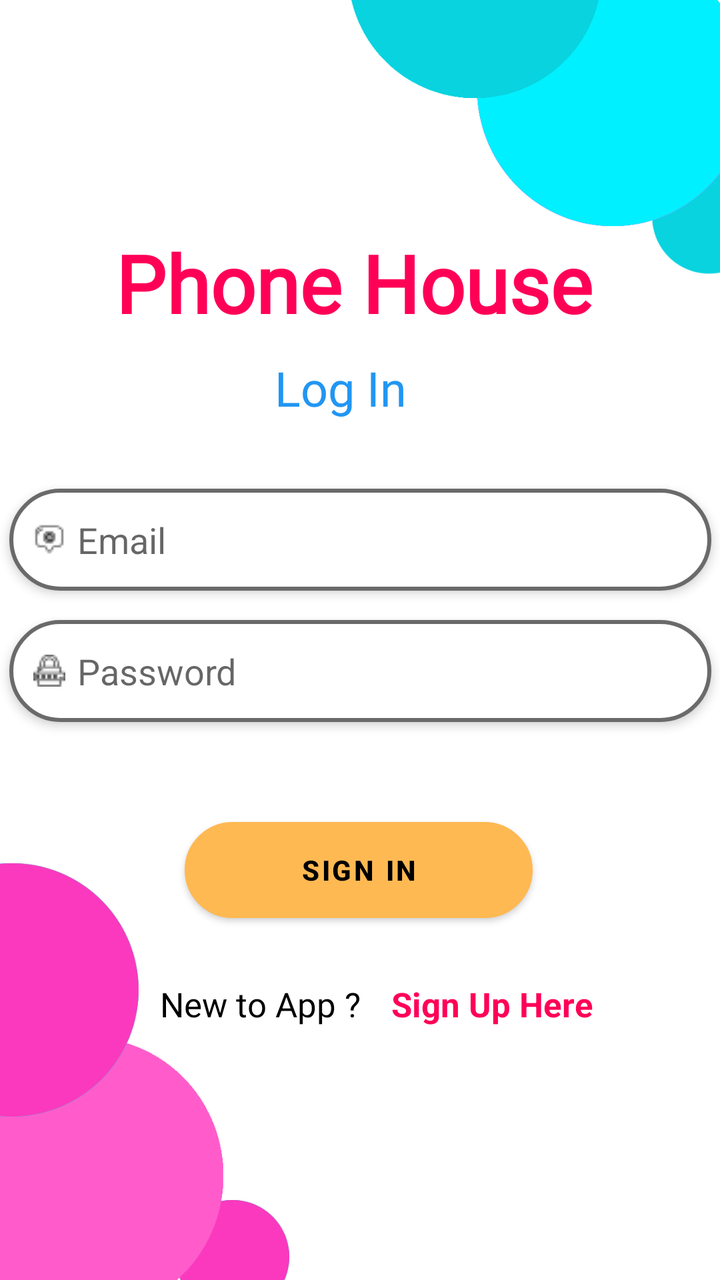
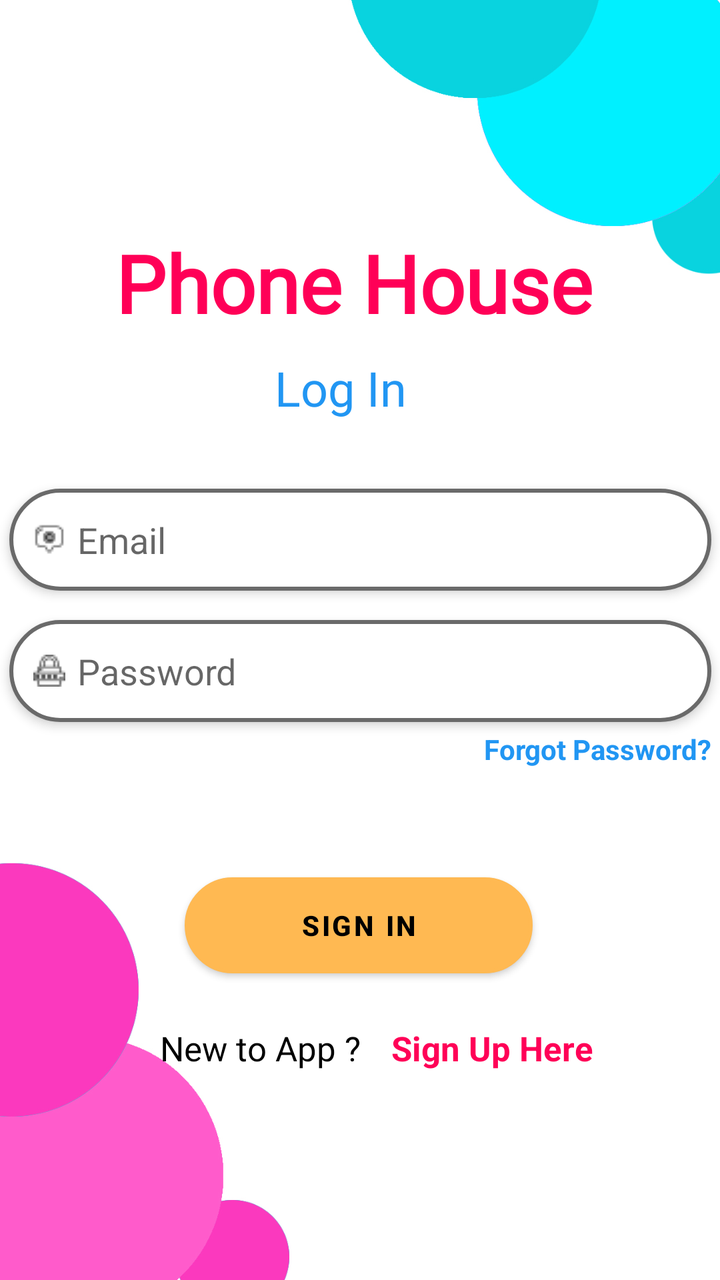

Compare the two renders of this Android layout. The source of the first and the diff that turns it into the second are given below.
<!-- AndroidManifest.xml: application theme Theme.ECommerceApp -->
<!-- res/layout/activity_login.xml -->
<?xml version="1.0" encoding="utf-8"?>
<androidx.constraintlayout.widget.ConstraintLayout xmlns:android="http://schemas.android.com/apk/res/android"
    xmlns:app="http://schemas.android.com/apk/res-auto"
    xmlns:tools="http://schemas.android.com/tools"
    android:layout_width="match_parent"
    android:layout_height="match_parent"
    android:background="@drawable/designlogin2"
    tools:context=".activities.LoginActivity">

    <TextView
        android:id="@+id/textView"
        android:layout_width="84dp"
        android:layout_height="38dp"
        android:fontFamily="@font/aclonica"
        android:text="Log In"
        android:textColor="@color/skyblue"
        android:textSize="24sp"
        app:layout_constraintBottom_toBottomOf="parent"
        app:layout_constraintEnd_toEndOf="parent"
        app:layout_constraintHorizontal_bias="0.498"
        app:layout_constraintStart_toStartOf="parent"
        app:layout_constraintTop_toTopOf="parent"
        app:layout_constraintVertical_bias="0.295" />

    <TextView
        android:id="@+id/textView2"
        android:layout_width="244dp"
        android:layout_height="52dp"
        android:fontFamily="@font/baskervville"
        android:text="Phone House"
        android:textColor="@color/pink"
        android:textSize="40sp"
        android:textStyle="bold"
        app:layout_constraintBottom_toBottomOf="parent"
        app:layout_constraintEnd_toEndOf="parent"
        app:layout_constraintHorizontal_bias="0.497"
        app:layout_constraintStart_toStartOf="parent"
        app:layout_constraintTop_toTopOf="parent"
        app:layout_constraintVertical_bias="0.195" />

    <EditText
        android:id="@+id/email"
        android:layout_width="351dp"
        android:layout_height="51dp"
        android:layout_marginTop="10dp"
        android:background="@drawable/edit_text_bg"
        android:drawableLeft="@drawable/mail"
        android:drawablePadding="6dp"
        android:elevation="3dp"
        android:ems="10"
        android:hint="Email"
        android:inputType="textPersonName"
        android:padding="12dp"
        android:text=""
        app:layout_constraintBottom_toBottomOf="parent"
        app:layout_constraintEnd_toEndOf="parent"
        app:layout_constraintStart_toStartOf="parent"
        app:layout_constraintTop_toBottomOf="@+id/textView"
        app:layout_constraintVertical_bias="0.051"
        app:layout_constraintWidth_percent=".8"
        tools:ignore="MissingConstraints" />

    <EditText
        android:id="@+id/password"
        android:layout_width="351dp"
        android:layout_height="51dp"
        android:background="@drawable/edit_text_bg"
        android:drawableLeft="@drawable/padlock"
        android:drawablePadding="6dp"
        android:elevation="3dp"
        android:ems="10"
        android:hint="Password"
        android:inputType="textPersonName"
        android:padding="12dp"
        android:password="true"
        android:text=""
        app:layout_constraintBottom_toBottomOf="parent"
        app:layout_constraintEnd_toEndOf="parent"
        app:layout_constraintStart_toStartOf="parent"
        app:layout_constraintTop_toBottomOf="@+id/email"
        app:layout_constraintVertical_bias="0.05"
        app:layout_constraintWidth_percent=".8"
        tools:ignore="MissingConstraints" />

    <Button
        android:id="@+id/button"
        android:layout_width="174dp"
        android:layout_height="48dp"
        android:layout_marginTop="50dp"
        android:background="@drawable/edittext_bg"
        android:backgroundTint="@color/pink"
        android:text="Sign In"
        android:textStyle="bold"
        android:onClick="signin"
        app:layout_constraintBottom_toBottomOf="parent"
        app:layout_constraintEnd_toEndOf="parent"
        app:layout_constraintHorizontal_bias="0.497"
        app:layout_constraintStart_toStartOf="parent"
        app:layout_constraintTop_toBottomOf="@+id/password"
        app:layout_constraintVertical_bias="0.0" />

    <TextView
        android:id="@+id/textView3"
        android:layout_width="wrap_content"
        android:layout_height="wrap_content"
        android:text="New to App ?"
        android:textColor="@color/black"
        android:textSize="17sp"
        app:layout_constraintVertical_bias=".2"
        app:layout_constraintHorizontal_bias=".3"
        app:layout_constraintBottom_toBottomOf="parent"
        app:layout_constraintEnd_toEndOf="@+id/password"
        app:layout_constraintStart_toStartOf="@+id/password"
        app:layout_constraintTop_toBottomOf="@+id/button" />

    <TextView
        android:id="@+id/textView4"
        android:layout_width="112dp"
        android:layout_height="22dp"
        android:layout_marginBottom="76dp"
        android:onClick="tosignup"
        android:text="Sign Up Here"
        android:textColor="@color/pink"
        android:textSize="17sp"
        android:textStyle="bold"
        app:layout_constraintBottom_toBottomOf="parent"
        app:layout_constraintEnd_toEndOf="@+id/password"
        app:layout_constraintHorizontal_bias="0.241"
        app:layout_constraintStart_toEndOf="@+id/textView3"
        app:layout_constraintTop_toTopOf="@+id/textView3"
        app:layout_constraintVertical_bias="0.0" />

</androidx.constraintlayout.widget.ConstraintLayout>
<!-- resources referenced by this layout -->
<resources>
  <color name="black">#FF000000</color>
  <color name="pink">#FF0057</color>
  <color name="skyblue">#2196F3</color>
  <!-- drawable designlogin2: jpg bitmap (drawable, 237611 bytes) -->
  <!-- drawable edit_text_bg (drawable) -->
  <?xml version="1.0" encoding="utf-8"?>
  <shape xmlns:android="http://schemas.android.com/apk/res/android">
  
      <corners android:radius="50dp"/>
      <solid android:color="@color/white"/>
      <stroke android:color="#6a6a6a" android:width="2dp"/>
  </shape>
  <!-- drawable edittext_bg (drawable) -->
  <?xml version="1.0" encoding="utf-8"?>
  <shape xmlns:android="http://schemas.android.com/apk/res/android">
  
      <solid android:color="@color/white"/>
      <corners android:radius="50dp"/>
      <stroke android:color="@color/pink" android:width="2dp"/>
  
  </shape>
  <!-- drawable mail: png bitmap (drawable, 380 bytes) -->
  <!-- drawable padlock: png bitmap (drawable, 455 bytes) -->
  <style name="Theme.ECommerceApp" parent="Theme.MaterialComponents.DayNight.DarkActionBar">
          
          <item name="colorPrimary">#FFB952</item>
          <item name="colorPrimaryVariant">@color/pink</item>
          <item name="colorOnPrimary">@color/black</item>
          
          <item name="colorSecondary">@color/teal_200</item>
          <item name="colorSecondaryVariant">@color/teal_700</item>
          <item name="colorOnSecondary">@color/black</item>
          
          <item name="android:statusBarColor">?attr/colorPrimaryVariant</item>
          
      </style>
  <color name="white">#FFFFFFFF</color>
  <color name="teal_200">#FF03DAC5</color>
  <color name="teal_700">#FF018786</color>
</resources>

<!-- the commit's change to res/layout/activity_login.xml (unified diff, before → after) -->
@@ -82,6 +82,20 @@
         app:layout_constraintWidth_percent=".8"
         tools:ignore="MissingConstraints" />
 
+    <TextView
+        android:id="@+id/forgot_password_link"
+        android:layout_width="wrap_content"
+        android:layout_height="wrap_content"
+        android:text="Forgot Password?"
+        android:textColor="@color/skyblue"
+        android:textSize="14sp"
+        android:textStyle="bold"
+        android:onClick="toForgotPassword"
+        app:layout_constraintBottom_toBottomOf="parent"
+        app:layout_constraintEnd_toEndOf="@+id/password"
+        app:layout_constraintTop_toBottomOf="@+id/password"
+        app:layout_constraintVertical_bias="0.015" />
+
     <Button
         android:id="@+id/button"
         android:layout_width="174dp"
@@ -96,8 +110,8 @@
         app:layout_constraintEnd_toEndOf="parent"
         app:layout_constraintHorizontal_bias="0.497"
         app:layout_constraintStart_toStartOf="parent"
-        app:layout_constraintTop_toBottomOf="@+id/password"
-        app:layout_constraintVertical_bias="0.0" />
+        app:layout_constraintTop_toBottomOf="@+id/forgot_password_link"
+        app:layout_constraintVertical_bias="0.03" />
 
     <TextView
         android:id="@+id/textView3"
